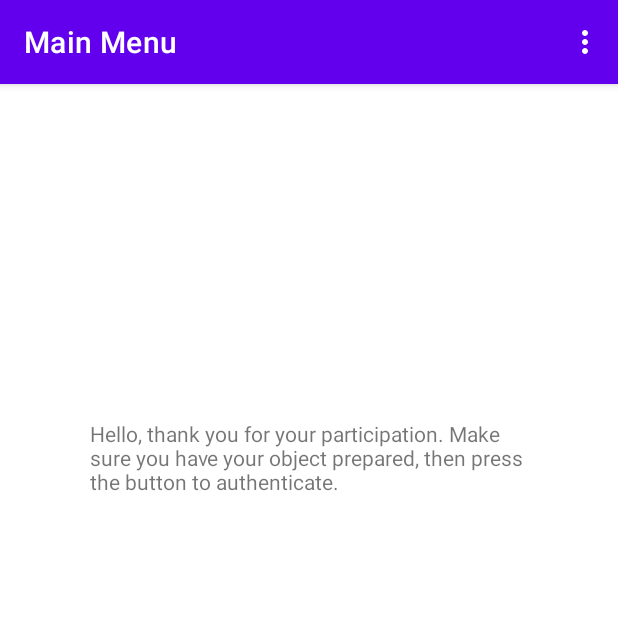
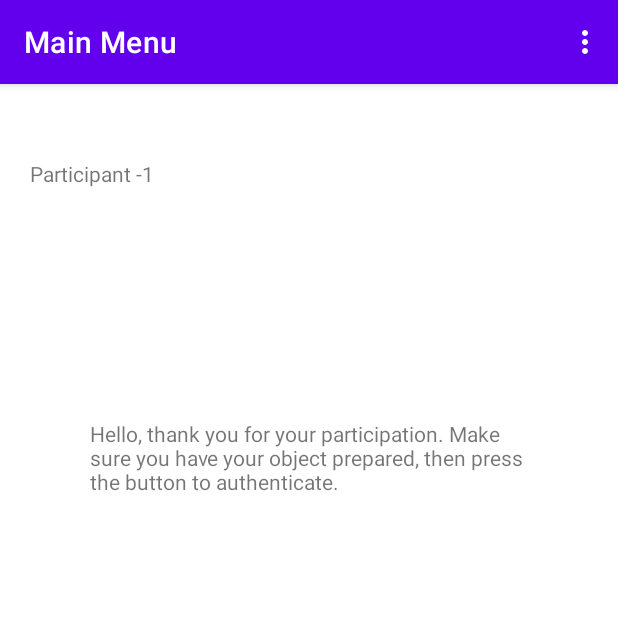
Before and after one commit to mTurner-beepboop/t2fa_project, an Android app: the screen it shows after launch (MainActivity), on a phone screen of 412 x 824 dp, the top half of it. Run offline under Robolectric (Android 15) with nearby library versions, the phone set to English and light mode, and no system bars; our stand-ins replace navigation-ui.

Commit message:
Altered firstStart to ensure data collection doesn't have to happen each time, as well as added text field showing participant number

```diff
--- a/src/t2fa_app/app/src/main/java/com/turnerm/t2fa_app/MainActivity.java
+++ b/src/t2fa_app/app/src/main/java/com/turnerm/t2fa_app/MainActivity.java
@@ -34,6 +34,7 @@ import com.turnerm.t2fa_app.databinding.ActivityMainBinding;
 import android.view.Menu;
 import android.view.MenuItem;
 import android.widget.EditText;
+import android.widget.TextView;
 import android.widget.Toast;
 
 import java.util.Calendar;
@@ -69,6 +70,8 @@ public class MainActivity extends AppCompatActivity {
 
         //Perform first start information collection
         if (firstStart){
+            //Check if the ID has already been input in sharedPreferences
+            if (!preferences.contains("id")) {
                 //Get the participant's ID number and save
                 AlertDialog.Builder builder = new AlertDialog.Builder(this);
                 builder.setTitle("Participant ID number: ");
@@ -85,9 +88,12 @@ public class MainActivity extends AppCompatActivity {
                     }
                 });
                 builder.setCancelable(false).show();
+            }
 
+            //Check if the model has already been input in sharedPreferences
+            if (!preferences.contains("model")) {
                 //Get the participant's model and save
-            builder = new AlertDialog.Builder(this);
+                AlertDialog.Builder builder = new AlertDialog.Builder(this);
                 builder.setTitle("Participant Model: ").setSingleChoiceItems(this.models, -1, new DialogInterface.OnClickListener() {
                     @Override
                     public void onClick(DialogInterface dialog, int which) {
@@ -98,6 +104,11 @@ public class MainActivity extends AppCompatActivity {
                     }
                 });
                 builder.setCancelable(false).show();
+            }
+
+            //TODO - Check if a file for storage of data has already been created, if not, do so
+
+
 
             //Set the first date of the study
             this.firstDate = Calendar.getInstance();
@@ -107,6 +118,9 @@ public class MainActivity extends AppCompatActivity {
             //Finally, set firstStart to false
             firstStart = false;
         }
+
+        TextView tv = (TextView) findViewById(R.id.participantNum);
+        tv.setText("Participant " + preferences.getString("id", "-1"));
 
     }
 
--- a/src/t2fa_app/app/src/main/res/layout/fragment_first.xml
+++ b/src/t2fa_app/app/src/main/res/layout/fragment_first.xml
@@ -29,4 +29,14 @@
         app:layout_constraintStart_toStartOf="parent"
         app:layout_constraintTop_toBottomOf="@id/textview_first" />
 
+    <TextView
+        android:id="@+id/participantNum"
+        android:layout_width="wrap_content"
+        android:layout_height="wrap_content"
+        android:layout_marginStart="20dp"
+        android:layout_marginTop="50dp"
+        android:text="TextView"
+        app:layout_constraintStart_toStartOf="parent"
+        app:layout_constraintTop_toTopOf="parent" />
+
 </androidx.constraintlayout.widget.ConstraintLayout>
--- a/src/t2fa_app/app/src/main/res/values/strings.xml
+++ b/src/t2fa_app/app/src/main/res/values/strings.xml
@@ -9,7 +9,7 @@
     <string name="notify">Test Notification</string>
 
     <string name="intro_menu">Hello, thank you for your participation. Make sure you have your object prepared, then press the button to authenticate.</string>
-    <string name="authentication_text">Please do the authentication (Fix this text)</string>
+    <string name="authentication_text">Please do the authentication using your model(Fix this text)</string>
 
     <string name="CHANNEL_ID">t2fa</string>
     <string name="channel_name">T2FA User Study app</string>
```
Lines whose indentation alone changed are shown as unchanged.
